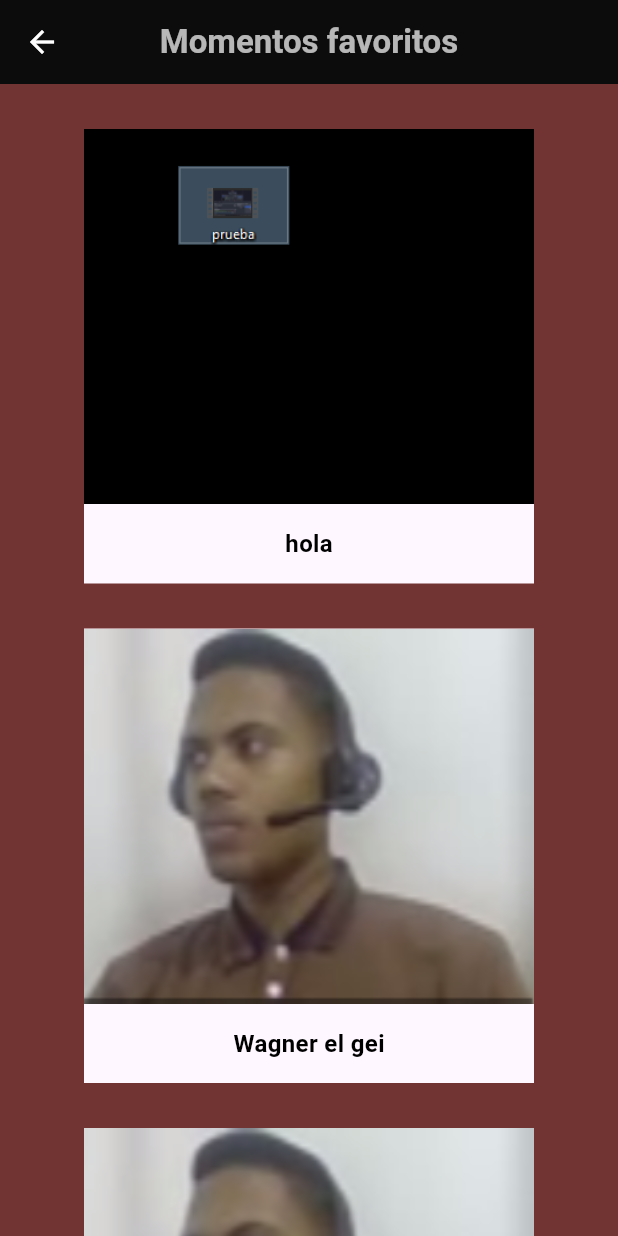
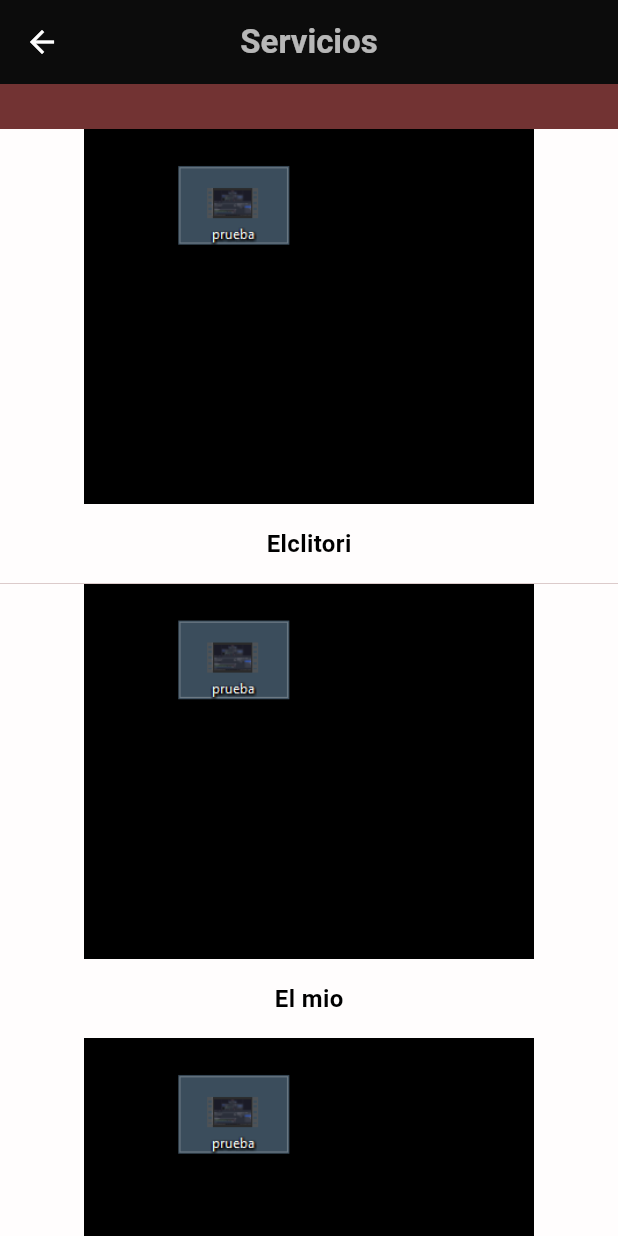
Before and after one commit to ElieGomez/DenfesaCivilAPP, a Flutter app: the TodosScroll screen opened by its route, on a phone screen of 412 x 824 dp. Run offline on Flutter 3.47's test engine with Material 3 defaults, Android fonts, the phone set to English and light mode, and no system bars; our stand-ins replace flick_video_player, video_player.

Commit message:
Correcion y creacion de el formato de cajas para los elementos requerido s mostrar

```diff
--- a/lib/screens/CajasDeTodo.dart
+++ b/lib/screens/ManejarElementos/CajasDeTodo.dart
@@ -2,30 +2,25 @@
 
 import 'package:flutter/material.dart';
 
-import 'Detalles.dart';
+import '../Detalles.dart';
+import 'CajasModel.dart';
 
 class CajasContent extends StatefulWidget {
-  final String imagePath;
-  final String name;
-  final String description;
-  final String videoPath;
+  final List<Caja> todasLasCajas;
 
-  // const CajasContent({Key? key}) : super(key: key);
   const CajasContent({
     Key? key,
-    required this.imagePath,
-    required this.videoPath,
-    required this.name,
-    required this.description,
-    // required this.description,
+    required this.todasLasCajas,
   }) : super(key: key);
 
+// apartado que incrusta las cajas
   @override
   State<CajasContent> createState() => _CajasContentState();
 
   static Widget _buildPhotoCard(BuildContext context, String imagePath,
       String name, String description, String videoPath) {
     return Material(
+      color: Color.fromARGB(255, 255, 253, 253),
       child: InkWell(
         onTap: () {
           Navigator.push(
@@ -38,7 +33,6 @@ class CajasContent extends StatefulWidget {
                       videoPath: videoPath,
                     )),
           );
-          // Aquí puedes definir la acción al hacer clic en la foto
         },
         child: Column(
           children: [
@@ -65,6 +59,7 @@ class CajasContent extends StatefulWidget {
   }
 }
 
+// Cajas que reciben los parametros
 class _CajasContentState extends State<CajasContent> {
 // LLENANDO LAS CAJAS CON LA INFO QUE CONSEGUI Y PASANDOSELA / ESTRUCTURA DONDE ESTAN LAS CAJAS
   @override
@@ -77,23 +72,24 @@ class _CajasContentState extends State<CajasContent> {
             mainAxisAlignment: MainAxisAlignment.center,
             children: [
               SizedBox(height: 30),
-              CajasContent._buildPhotoCard(context, widget.imagePath,
-                  widget.name, widget.description, widget.videoPath),
-              SizedBox(height: 30),
-              CajasContent._buildPhotoCard(
-                  context,
-                  'assets/elgei.png',
-                  'Wagner el gei',
-                  '''El Planeta Miller donde 1 hora en es igual a 7 años en la Tierra, Es un mundo oceánico fascinante donde el tiempo transcurre de manera excepcionalmente dilatada en comparación con la Tierra. Cada hora en Miller equivale a siete años terrestres, lo que crea un fenómeno temporal desconcertante y único. ''',
-                  '2'),
-              SizedBox(height: 30),
-              CajasContent._buildPhotoCard(
-                  context,
-                  'assets/elgei.png',
-                  'Eliezer el',
-                  'La emocionante travesia de intentar salvar la raza de la humanidad al conquistar otros planetas.',
-                  '3'),
-              SizedBox(height: 30),
+              // Usar un ListView.builder para recorrer la lista de objetos y mostrar las cajas
+              ListView.builder(
+                shrinkWrap: true,
+                physics: NeverScrollableScrollPhysics(),
+                itemCount: widget.todasLasCajas.length,
+                itemBuilder: (context, index) {
+                  // Obtener el objeto en la posición actual
+                  Caja item = widget.todasLasCajas[index];
+                  // Construir y retornar una caja utilizando los datos del objeto
+                  return CajasContent._buildPhotoCard(
+                    context,
+                    item.imagePath,
+                    item.name,
+                    item.description,
+                    item.videoPath,
+                  );
+                },
+              )
             ],
           ),
         ),
--- /dev/null
+++ b/lib/screens/ManejarElementos/CajasModel.dart
@@ -0,0 +1,15 @@
+// ignore_for_file: file_names
+
+class Caja {
+  final String imagePath;
+  final String name;
+  final String description;
+  final String videoPath;
+
+  Caja({
+    required this.imagePath,
+    required this.name,
+    required this.description,
+    required this.videoPath,
+  });
+}
--- /dev/null
+++ b/lib/screens/ManejarElementos/Todo.dart
@@ -0,0 +1,124 @@
+// ignore_for_file: prefer_const_constructors, use_key_in_widget_constructors, prefer_const_literals_to_create_immutables, avoid_unnecessary_containers, file_names, sized_box_for_whitespace
+
+import 'package:defensacivilapp/screens/ManejarElementos/CajasDeTodo.dart';
+import 'package:flutter/material.dart';
+
+import 'CajasModel.dart';
+
+// class TodosScroll extends StatelessWidget {
+//   @override
+//   Widget build(BuildContext context) {
+//     return Scaffold(
+//         appBar: AppBar(
+//             iconTheme: IconThemeData(color: Colors.white),
+//             backgroundColor: Color.fromARGB(255, 12, 12, 12),
+//             elevation: 0,
+//             centerTitle: true,
+//             title: Text("$titulo",
+//                 style: TextStyle(
+//                     color: Color.fromARGB(179, 255, 255, 255),
+//                     fontWeight: FontWeight.bold))),
+//         body: PageView(
+//           // physics: BouncingScrollPhysics(),
+//           scrollDirection: Axis.horizontal,
+//           children: [VistaTodos(), VistaTodos()],
+//         ));
+//   }
+// }
+
+class TodosScroll extends StatelessWidget {
+  final String titulo;
+  final List<Caja> listaCajas;
+
+  const TodosScroll({
+    Key? key,
+    required this.titulo,
+    required this.listaCajas,
+  }) : super(key: key);
+
+  @override
+  Widget build(BuildContext context) {
+    return Scaffold(
+      appBar: AppBar(
+        iconTheme: IconThemeData(color: Colors.white),
+        backgroundColor: Color.fromARGB(255, 12, 12, 12),
+        elevation: 0,
+        centerTitle: true,
+        title: Text(
+          titulo,
+          style: TextStyle(
+            color: Color.fromARGB(179, 255, 255, 255),
+            fontWeight: FontWeight.bold,
+          ),
+        ),
+      ),
+      body: PageView(
+        scrollDirection: Axis.horizontal,
+        children: [
+          VistaTodos(listaCajas: listaCajas),
+          VistaTodos(listaCajas: listaCajas),
+        ],
+      ),
+    );
+  }
+}
+
+// Apartado en si con el background añadido personalizado
+// Donde quiero pasarle la info y la cantidad de cajas que yo quiera a cajasContent
+
+class VistaTodos extends StatelessWidget {
+  final List<Caja> listaCajas;
+  // List<Caja> myModelList = [
+  //   Caja(
+  //     imagePath: "assets/pruebaImg.png",
+  //     name: "El mio",
+  //     description: "heos",
+  //     videoPath: "assets/pruebaVideo.mkv",
+  //   ),
+  //   Caja(
+  //     imagePath: "assets/pruebaImg.png",
+  //     name: "El mio",
+  //     description: "heos",
+  //     videoPath: "assets/pruebaVideo.mkv",
+  //   ),
+  //   Caja(
+  //     imagePath: "assets/pruebaImg.png",
+  //     name: "El mio",
+  //     description: "heos",
+  //     videoPath: "assets/pruebaVideo.mkv",
+  //   ),
+  //   Caja(
+  //     imagePath: "assets/pruebaImg.png",
+  //     name: "El mio",
+  //     description: "heos",
+  //     videoPath: "assets/pruebaVideo.mkv",
+  //   )
+  // ];
+  const VistaTodos({
+    Key? key,
+    required this.listaCajas,
+  }) : super(key: key);
+
+  @override
+  Widget build(BuildContext context) {
+    return Stack(
+      children: [
+        Background(),
+        CajasContent(todasLasCajas: listaCajas),
+      ],
+    );
+  }
+}
+
+//background personalizado
+class Background extends StatelessWidget {
+  @override
+  Widget build(BuildContext context) {
+    return Container(
+      color: Color.fromRGBO(114, 51, 51, 1),
+      alignment: Alignment.topCenter,
+      // child:
+      //     Image(image: AssetImage('assets/pruebaImg.png'), fit: BoxFit.cover),
+    );
+  }
+}
--- a/lib/screens/Todo.dart
+++ /dev/null
@@ -1,58 +0,0 @@
-// ignore_for_file: prefer_const_constructors, use_key_in_widget_constructors, prefer_const_literals_to_create_immutables, avoid_unnecessary_containers, file_names, sized_box_for_whitespace
-
-import 'package:defensacivilapp/screens/CajasDeTodo.dart';
-import 'package:flutter/material.dart';
-
-// ESTO ES PARA MOSTRAR el apartado de TODO pero con alguna pagina al lado para poder hacer
-
-class TodosScroll extends StatelessWidget {
-  @override
-  Widget build(BuildContext context) {
-    return Scaffold(
-        appBar: AppBar(
-            iconTheme: IconThemeData(color: Colors.white),
-            backgroundColor: Color.fromARGB(255, 12, 12, 12),
-            elevation: 0,
-            centerTitle: true,
-            title: Text('Momentos favoritos',
-                style: TextStyle(
-                    color: Color.fromARGB(179, 255, 255, 255),
-                    fontWeight: FontWeight.bold))),
-        body: PageView(
-          // physics: BouncingScrollPhysics(),
-          scrollDirection: Axis.horizontal,
-          children: [VistaTodos(), VistaTodos()],
-        ));
-  }
-}
-
-// Apartado en si con el background añadido personalizado
-class VistaTodos extends StatelessWidget {
-  @override
-  Widget build(BuildContext context) {
-    return Stack(
-      children: [
-        //background image
-        Background(),
-        CajasContent(
-            imagePath: "assets/pruebaImg.png",
-            name: "hola",
-            description: "heos",
-            videoPath: "assets/pruebaVideo.mkv"),
-      ],
-    );
-  }
-}
-
-//background personalizado
-class Background extends StatelessWidget {
-  @override
-  Widget build(BuildContext context) {
-    return Container(
-      color: Color.fromRGBO(114, 51, 51, 1),
-      alignment: Alignment.topCenter,
-      // child:
-      //     Image(image: AssetImage('assets/pruebaImg.png'), fit: BoxFit.cover),
-    );
-  }
-}
```
Also changed, not shown: lib/main.dart (+34 -2 lines), lib/screens/Detalles.dart (+8 -9 lines).
